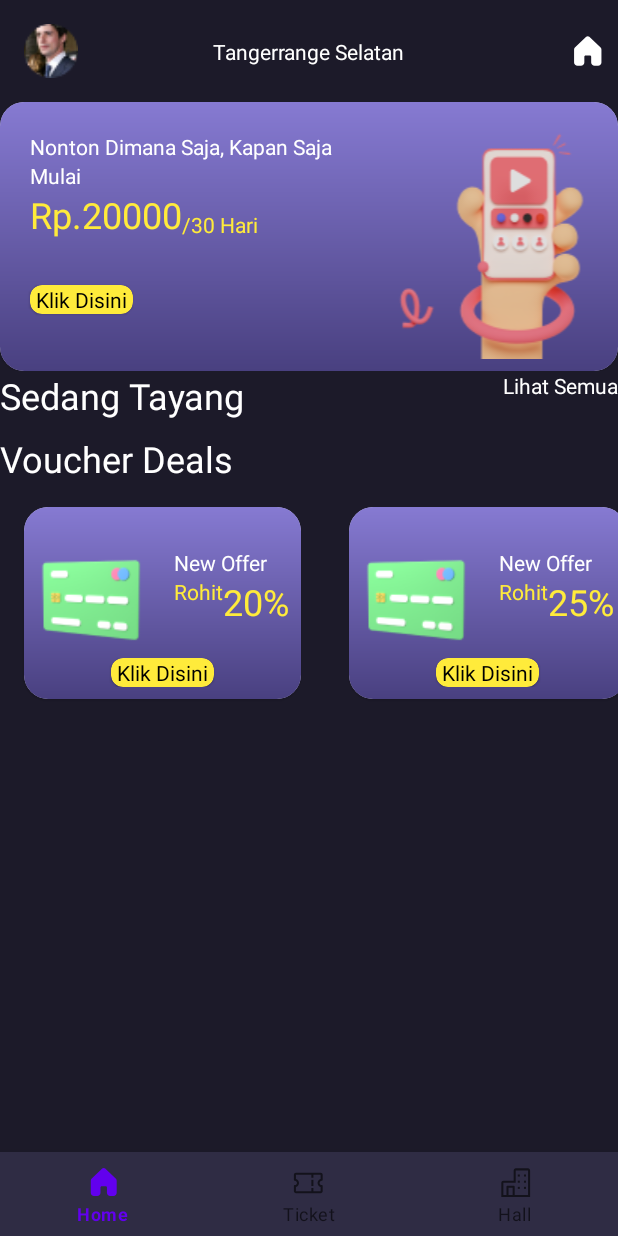
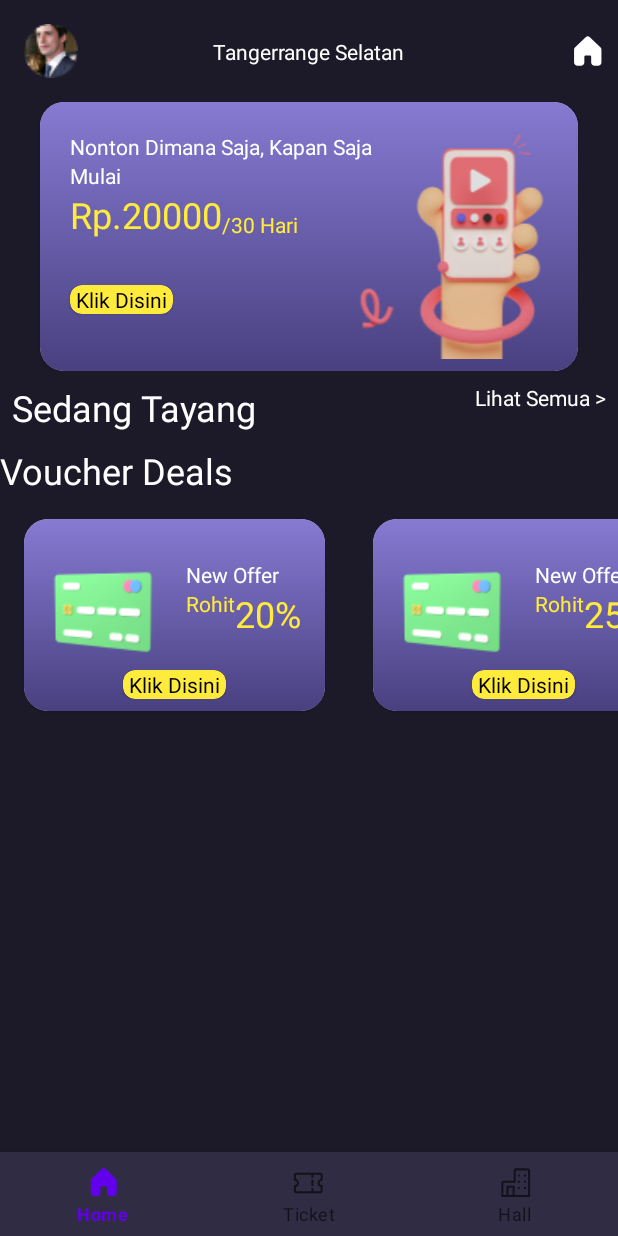
Before and after one commit to rohitjakhar/pro_creator_task, an Android app: the screen it shows after launch (MainActivity), on a phone screen of 412 x 824 dp. Run offline under Robolectric (Android 15) with nearby library versions, the phone set to English and light mode, and no system bars; our stand-ins replace Dagger/Hilt's generated code, navigation-ui; pictures from the network do not load; 3 statements that could not run were skipped.

Commit message:
Complete First Page Design

```diff
--- a/app/src/main/java/com/rohitjakhar/procreatortask/ui/home/MovieListFragment.kt
+++ b/app/src/main/java/com/rohitjakhar/procreatortask/ui/home/MovieListFragment.kt
@@ -10,6 +10,7 @@ import androidx.fragment.app.viewModels
 import androidx.lifecycle.lifecycleScope
 import androidx.navigation.fragment.findNavController
 import androidx.recyclerview.widget.LinearLayoutManager
+import androidx.viewpager2.widget.MarginPageTransformer
 import coil.load
 import coil.transform.CircleCropTransformation
 import com.rohitjakhar.procreatortask.R
@@ -68,6 +69,11 @@ class MovieListFragment : Fragment() {
     private fun initOfferPager() {
         binding.viewPagerOffer.apply {
             adapter = offerPagerAdapter
+            clipToPadding = false
+            clipChildren = false
+            offscreenPageLimit = 3
+            setPageTransformer(MarginPageTransformer(80))
+            setPadding(40, 0, 40, 0)
         }
         offerPagerAdapter.submitList(getOfferData())
     }
--- a/app/src/main/res/layout/fragment_movie_list.xml
+++ b/app/src/main/res/layout/fragment_movie_list.xml
@@ -76,6 +76,7 @@
                 android:layout_width="wrap_content"
                 android:layout_height="wrap_content"
                 android:text="@string/sedang_tayang"
+                android:layout_margin="8dp"
                 android:textColor="@color/white"
                 app:layout_constraintStart_toStartOf="parent"
                 app:layout_constraintTop_toBottomOf="@id/view_pager_offer" />
@@ -85,6 +86,7 @@
                 android:layout_width="wrap_content"
                 android:layout_height="wrap_content"
                 android:text="@string/lihat_semua"
+                android:layout_margin="8dp"
                 android:textColor="@color/white"
                 app:layout_constraintEnd_toEndOf="parent"
                 app:layout_constraintTop_toBottomOf="@id/view_pager_offer" />
--- a/app/src/main/res/layout/item_offer.xml
+++ b/app/src/main/res/layout/item_offer.xml
@@ -4,6 +4,8 @@
     xmlns:tools="http://schemas.android.com/tools"
     android:layout_width="match_parent"
     android:layout_height="match_parent"
+    android:paddingLeft="10dp"
+    android:paddingRight="10dp"
     app:cardCornerRadius="16dp">
 
     <androidx.constraintlayout.widget.ConstraintLayout
--- a/app/src/main/res/layout/item_voucher_deal.xml
+++ b/app/src/main/res/layout/item_voucher_deal.xml
@@ -10,7 +10,8 @@
     <androidx.constraintlayout.widget.ConstraintLayout
         android:layout_width="match_parent"
         android:layout_height="match_parent"
-        android:padding="8dp"
+        android:paddingVertical="8dp"
+        android:paddingHorizontal="16dp"
         android:background="@drawable/voucher_item_back_ground"
         >
         <ImageView
--- a/app/src/main/res/values/strings.xml
+++ b/app/src/main/res/values/strings.xml
@@ -6,7 +6,7 @@
     <string name="ticket">Ticket</string>
     <string name="hall">Hall</string>
     <string name="voucher_deals">Voucher Deals</string>
-    <string name="lihat_semua">Lihat Semua</string>
+    <string name="lihat_semua">Lihat Semua ></string>
     <string name="sedang_tayang">Sedang Tayang</string>
     <string name="tangerrange_selatan">Tangerrange Selatan</string>
     <string name="user_icon">user icon</string>
```
